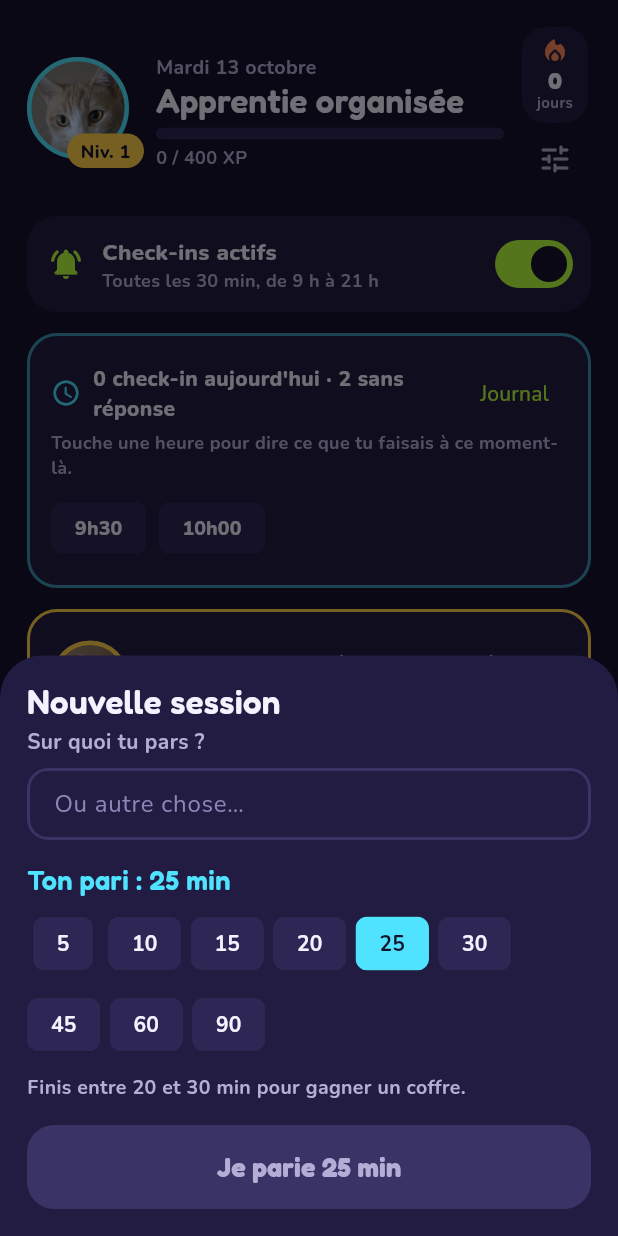
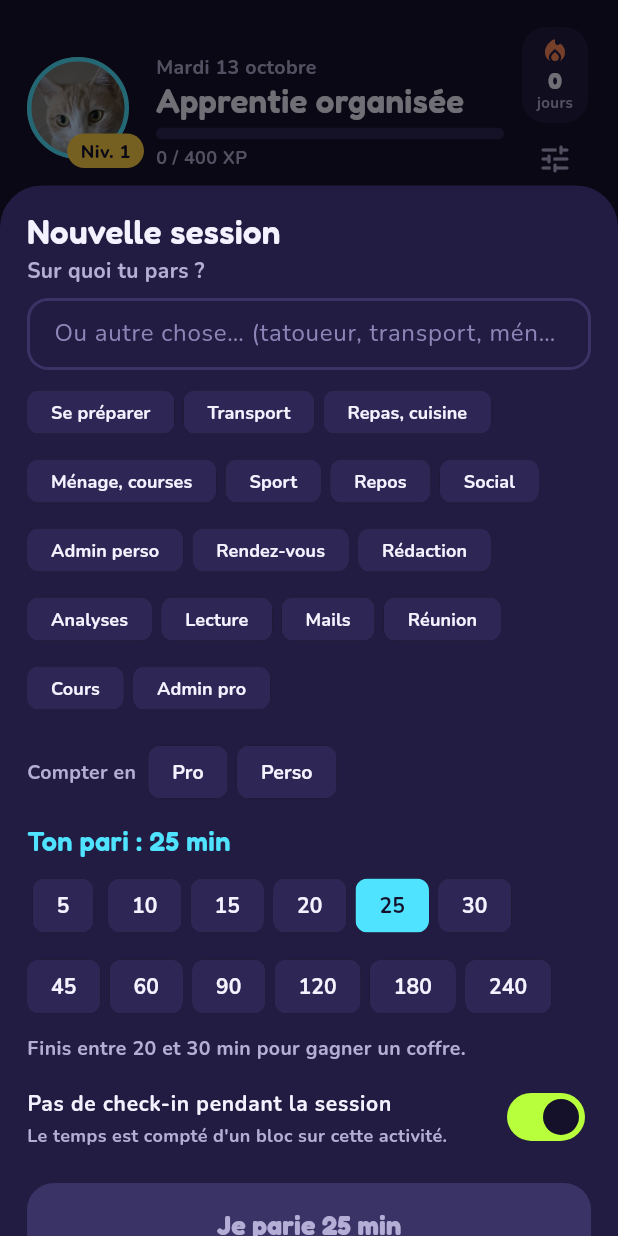
Before and after one commit to CLperso/micky-quest, a Flutter app: the screen it shows after launch, item 3 of the bottom bar chosen, on a phone screen of 412 x 824 dp. Run offline on Flutter 3.47's test engine with Material 3 defaults, Android fonts, the phone set to English and light mode, and no system bars; our stand-ins replace flutter_local_notifications, google_fonts, image_picker, shared_preferences, timezone; statements that could not run were skipped.

Commit message:
Activités prédéfinies pro/perso, sessions libres longues et silencieuses
Co-Authored-By: Claude Fable 5.1 <noreply@anthropic.com>
Claude-Session: https://claude.ai/code/session_01RpdBqp6TGx7ViFRVJJw6aQ

```diff
--- a/lib/models.dart
+++ b/lib/models.dart
@@ -120,6 +120,8 @@ class SessionRec {
   int end; // 0 = en cours
   int predictedMin;
   bool finished; // étape terminée (sinon interrompue)
+  String category; // pro ou perso, vide = selon la tâche
+  bool silent; // pas de check-in pendant la session
   int difficulty; // 0 = non évaluée, 1 facile, 2 correct, 3 dur
   int feeling; // 0 = non évalué, 1 pénible, 2 neutre, 3 agréable
   String helped;
@@ -133,6 +135,8 @@ class SessionRec {
     this.end = 0,
     required this.predictedMin,
     this.finished = false,
+    this.category = '',
+    this.silent = true,
     this.difficulty = 0,
     this.feeling = 0,
     this.helped = '',
@@ -154,6 +158,8 @@ class SessionRec {
         end: _i(j['end']),
         predictedMin: _i(j['pred']),
         finished: _b(j['fin']),
+        category: _s(j['cat']),
+        silent: j['silent'] != false,
         difficulty: _i(j['diff']),
         feeling: _i(j['feel']),
         helped: _s(j['helped']),
@@ -168,6 +174,8 @@ class SessionRec {
         'end': end,
         'pred': predictedMin,
         'fin': finished,
+        'cat': category,
+        'silent': silent,
         'diff': difficulty,
         'feel': feeling,
         'helped': helped,
@@ -198,6 +206,10 @@ class Act {
     pro: 'thèse, cours, mails de boulot…',
     perso: 'se préparer, ménage, courses, soi…',
   };
+  static const presets = {
+    pro: ['Rédaction', 'Analyses', 'Lecture', 'Mails', 'Réunion', 'Cours', 'Admin pro'],
+    perso: ['Se préparer', 'Transport', 'Repas, cuisine', 'Ménage, courses', 'Sport', 'Repos', 'Social', 'Admin perso', 'Rendez-vous'],
+  };
 
   /// Travail (pro) ou vie perso : du temps sur quelque chose de choisi.
   static bool isWork(String a) => a == pro || a == quest || a == other;
@@ -222,6 +234,7 @@ class CheckIn {
   int energy; // -1 = non renseignée, 0 à 100
   String note;
   String taskId; // quête ou tâche en cours, si précisée
+  String label; // activité libre (se préparer, transport…)
   int sinceMin; // depuis combien de minutes, -1 = non précisé
   int mod;
 
@@ -233,6 +246,7 @@ class CheckIn {
     this.energy = -1,
     this.note = '',
     this.taskId = '',
+    this.label = '',
     this.sinceMin = -1,
     this.mod = 0,
   });
@@ -247,6 +261,7 @@ class CheckIn {
         energy: _i(j['energy'], -1),
         note: _s(j['note']),
         taskId: _s(j['task']),
+        label: _s(j['label']),
         sinceMin: _i(j['since'], -1),
         mod: _i(j['mod']),
       );
@@ -254,6 +269,7 @@ class CheckIn {
   Map<String, dynamic> toJson() => {
         'mod': mod,
         'task': taskId,
+        'label': label,
         'since': sinceMin,
         'ts': ts,
         'act': activity,
--- a/lib/notifications.dart
+++ b/lib/notifications.dart
@@ -122,7 +122,7 @@ Future<void> rescheduleAll(AppStore store) async {
   // fenêtre de la session en cours, sans check-in
   DateTime? quietFrom, quietTo;
   final run = store.runningSession;
-  if (run != null && !s.checkinsDuringSession) {
+  if (run != null && run.silent) {
     quietFrom = DateTime.fromMillisecondsSinceEpoch(run.start);
     quietTo = quietFrom.add(Duration(minutes: max(run.predictedMin + 15, (run.predictedMin * 1.5).round())));
   }
@@ -139,7 +139,7 @@ Future<void> rescheduleAll(AppStore store) async {
       if (!t.isAfter(now.add(const Duration(minutes: 1)))) continue;
       if (quietFrom != null && t.isAfter(quietFrom) && t.isBefore(quietTo!)) continue;
       if (store.pausedAt(t)) continue;
-      final inSession = run != null && s.checkinsDuringSession && d == 0 && t.isBefore(now.add(const Duration(hours: 3)));
+      final inSession = run != null && !run.silent && d == 0 && t.isBefore(now.add(const Duration(hours: 3)));
       await _schedule(
         id: 2000 + d * 200 + i,
         when: t,
--- a/lib/screens/checkins_log.dart
+++ b/lib/screens/checkins_log.dart
@@ -104,6 +104,7 @@ class _CheckinsLogScreenState extends State<CheckinsLogScreen> {
       if (c.activity.isNotEmpty) parts.add(Act.labels[c.activity] ?? c.activity);
       final t = c.taskId.isEmpty ? null : store.taskById(c.taskId);
       if (t != null) parts.add(t.title);
+      if (c.label.isNotEmpty) parts.add(c.label);
       if (c.sinceMin >= 0) parts.add('${c.sinceMin} min');
       if (c.mood > 0) parts.add(AppStore.moodLabels[c.mood - 1].toLowerCase());
       if (c.energy >= 0) parts.add('énergie ${c.energy} %');
--- a/lib/screens/evening.dart
+++ b/lib/screens/evening.dart
@@ -414,7 +414,7 @@ class ReplayScreen extends StatelessWidget {
                       Padding(
                         padding: const EdgeInsets.symmetric(vertical: 2),
                         child: Row(children: [
-                          Expanded(child: Text(store.taskById(e.key)?.title ?? 'Tâche', style: K.body(13))),
+                          Expanded(child: Text(store.keyTitle(e.key), style: K.body(13))),
                           Text('${e.value.round()} min', style: K.body(13, color: K.lime, w: FontWeight.w800)),
                         ]),
                       ),
--- a/lib/screens/session.dart
+++ b/lib/screens/session.dart
@@ -22,7 +22,9 @@ class _StartSessionSheetState extends State<StartSessionSheet> {
   String? _taskId;
   final _free = TextEditingController();
   int _min = 25;
-  static const _choices = [5, 10, 15, 20, 25, 30, 45, 60, 90];
+  String _cat = '';
+  bool _silent = true;
+  static const _choices = [5, 10, 15, 20, 25, 30, 45, 60, 90, 120, 180, 240];
 
   @override
   void initState() {
@@ -30,11 +32,19 @@ class _StartSessionSheetState extends State<StartSessionSheet> {
     _taskId = widget.preselect;
   }
 
+  bool _init = false;
+
   @override
   void didChangeDependencies() {
     super.didChangeDependencies();
-    final t = _taskId == null ? null : AppScope.read(context).taskById(_taskId!);
+    final store = AppScope.read(context);
+    final t = _taskId == null ? null : store.taskById(_taskId!);
     if (t != null && t.estimateMin > 0) _min = t.estimateMin;
+    if (!_init) {
+      _init = true;
+      _silent = !store.settings.checkinsDuringSession;
+      if (t != null && t.category.isNotEmpty) _cat = t.category;
+    }
   }
 
   @override
@@ -98,10 +108,51 @@ class _StartSessionSheetState extends State<StartSessionSheet> {
                 controller: _free,
                 textCapitalization: TextCapitalization.sentences,
                 onChanged: (_) => setState(() => _taskId = null),
-                decoration: const InputDecoration(hintText: 'Ou autre chose…'),
+                decoration: const InputDecoration(hintText: 'Ou autre chose… (tatoueur, transport, ménage)'),
               ),
-              const SizedBox(height: 16),
-              Text('Ton pari : $_min min', style: K.display(18, color: K.cyan)),
+              const SizedBox(height: 8),
+              Wrap(
+                spacing: 6,
+                runSpacing: 6,
+                children: [
+                  for (final p in [...Act.presets[Act.perso]!, ...Act.presets[Act.pro]!])
+                    ActionChip(
+                      label: Text(p, style: K.body(12)),
+                      backgroundColor: K.raised,
+                      side: BorderSide.none,
+                      visualDensity: VisualDensity.compact,
+                      onPressed: () => setState(() {
+                        _free.text = p;
+                        _taskId = null;
+                        _cat = Act.presets[Act.perso]!.contains(p) ? Act.perso : Act.pro;
+                      }),
+                    ),
+                ],
+              ),
+              const SizedBox(height: 12),
+              Row(
+                children: [
+                  Text('Compter en', style: K.body(13, color: K.muted)),
+                  const SizedBox(width: 8),
+                  for (final c in [Act.pro, Act.perso])
+                    Padding(
+                      padding: const EdgeInsets.only(right: 6),
+                      child: ChoiceChip(
+                        label: Text(c == Act.pro ? 'Pro' : 'Perso'),
+                        selected: _cat == c,
+                        onSelected: (_) => setState(() => _cat = _cat == c ? '' : c),
+                        selectedColor: c == Act.pro ? K.lime : K.pink,
+                        labelStyle: K.body(13, color: _cat == c ? K.bg : K.ink),
+                        backgroundColor: K.raised,
+                        side: BorderSide.none,
+                        showCheckmark: false,
+                      ),
+                    ),
+                ],
+              ),
+              const SizedBox(height: 12),
+              Text('Ton pari : ${_min >= 60 ? '${_min ~/ 60} h${_min % 60 == 0 ? '' : ' ${_min % 60}'}' : '$_min min'}',
+                  style: K.display(18, color: K.cyan)),
               const SizedBox(height: 8),
               Wrap(
                 spacing: 6,
@@ -123,22 +174,22 @@ class _StartSessionSheetState extends State<StartSessionSheet> {
               const SizedBox(height: 8),
               Text('Finis entre ${(_min * 0.8).round()} et ${(_min * 1.2).round()} min pour gagner un coffre.',
                   style: K.body(13, color: K.muted)),
-              const SizedBox(height: 16),
+              SwitchListTile(
+                contentPadding: EdgeInsets.zero,
+                title: Text('Pas de check-in pendant la session', style: K.body(14)),
+                subtitle: Text('Le temps est compté d\'un bloc sur cette activité.', style: K.body(12, color: K.muted)),
+                value: _silent,
+                onChanged: (v) => setState(() => _silent = v),
+              ),
+              const SizedBox(height: 8),
               PrimaryButton(
                 label: 'Je parie $_min min',
                 onPressed: (_taskId == null && _free.text.trim().isEmpty)
                     ? null
                     : () async {
-                        var id = _taskId;
-                        var title = '';
-                        if (id == null) {
-                          final t = await store.addTask(_free.text.trim(), estimate: _min, quad: Quad.doNow);
-                          id = t.id;
-                          title = t.title;
-                        } else {
-                          title = store.taskById(id)?.title ?? '';
-                        }
-                        await store.startSession(id, title, _min);
+                        final id = _taskId ?? '';
+                        final title = id.isEmpty ? _free.text.trim() : (store.taskById(id)?.title ?? '');
+                        await store.startSession(id, title, _min, category: _cat, silent: _silent);
                         if (context.mounted) Navigator.pop(context, true);
                       },
               ),
@@ -179,7 +230,7 @@ class _SessionScreenState extends State<SessionScreen> {
     final s = store.runningSession;
     if (s == null) return;
     final chest = await store.endSession(s, finished: finished);
-    if (finished) {
+    if (finished && s.taskId.isNotEmpty) {
       final t = store.taskById(s.taskId);
       if (t != null && !t.done) await store.completeTask(t);
     }
@@ -221,7 +272,7 @@ class _SessionScreenState extends State<SessionScreen> {
           Padding(
             padding: const EdgeInsets.only(right: 14),
             child: Center(
-              child: Pill(store.settings.checkinsDuringSession ? 'Check-ins actifs' : 'Check-ins en pause'),
+              child: Pill(s.silent ? 'Check-ins en pause' : 'Check-ins actifs'),
             ),
           ),
         ],
--- a/lib/store.dart
+++ b/lib/store.dart
@@ -543,12 +543,15 @@ class AppStore extends ChangeNotifier {
     return null;
   }
 
-  Future<SessionRec> startSession(String taskId, String title, int predicted) async {
+  Future<SessionRec> startSession(String taskId, String title, int predicted,
+      {String category = '', bool silent = true}) async {
     final s = SessionRec(
       taskId: taskId,
       title: title,
       start: DateTime.now().millisecondsSinceEpoch,
       predictedMin: predicted,
+      category: category,
+      silent: silent,
     );
     sessions.add(s);
     final t = taskById(taskId);
@@ -654,6 +657,7 @@ class AppStore extends ChangeNotifier {
       final parts = <String>[];
       final task = c.taskId.isEmpty ? null : taskById(c.taskId);
       if (task != null) parts.add(task.title);
+      if (c.label.isNotEmpty) parts.add(c.label);
       if (c.sinceMin >= 0) parts.add('depuis ${c.sinceMin} min');
       if (c.reason.isNotEmpty) parts.add('raison : ${c.reason.toLowerCase()}');
       if (c.mood > 0) parts.add('humeur ${moodLabels[c.mood - 1].toLowerCase()}');
@@ -701,16 +705,23 @@ class AppStore extends ChangeNotifier {
   Map<String, double> minutesByTask(String day) {
     final m = <String, double>{};
     for (final s in sessionsOn(day)) {
+      final k = s.taskId.isNotEmpty ? s.taskId : 'label:${s.title}';
       if (s.running) {
-        m[s.taskId] = (m[s.taskId] ?? 0) + DateTime.now().difference(DateTime.fromMillisecondsSinceEpoch(s.start)).inMinutes;
+        m[k] = (m[k] ?? 0) + DateTime.now().difference(DateTime.fromMillisecondsSinceEpoch(s.start)).inMinutes;
       } else {
-        m[s.taskId] = (m[s.taskId] ?? 0) + s.actualMin;
+        m[k] = (m[k] ?? 0) + s.actualMin;
       }
     }
     final cs = checkinsOn(day)..sort((a, b) => a.ts.compareTo(b.ts));
     for (var i = 0; i < cs.length; i++) {
       final c = cs[i];
-      if (c.taskId.isEmpty) continue;
+      if (c.taskId.isEmpty && c.label.isEmpty) continue;
+      if (c.taskId.isEmpty) {
+        if (_duringSession(c.ts)) continue;
+        final k = 'label:${c.label}';
+        m[k] = (m[k] ?? 0) + _checkinMinutes(cs, i);
+        continue;
+      }
       // pendant une session, le temps est déjà compté
       if (sessionsOn(day).any((s) => s.taskId == c.taskId && c.ts >= s.start && (s.running || c.ts <= s.end))) continue;
       double mins;
@@ -726,6 +737,15 @@ class AppStore extends ChangeNotifier {
   }
 
   double minutesOnTask(Task t, String day) => minutesByTask(day)[t.id] ?? 0;
+
+  /// Catégorie d'une session : la sienne, sinon celle de sa tâche (pro par défaut).
+  String sessionCategory(SessionRec s) {
+    if (s.category.isNotEmpty) return s.category;
+    return taskById(s.taskId)?.category == 'perso' ? Act.perso : Act.pro;
+  }
+
+  /// Nom lisible d'une clé de minutesByTask (identifiant de tâche ou « label:… »).
+  String keyTitle(String k) => k.startsWith('label:') ? k.substring(6) : (taskById(k)?.title ?? 'Tâche');
 
   /// Catégorie d'un check-in : pro, perso, pause, phone ou none.
   String categoryOf(CheckIn c) {
@@ -750,8 +770,7 @@ class AppStore extends ChangeNotifier {
     final m = <String, double>{};
     void add(String k, double v) => m[k] = (m[k] ?? 0) + v;
     for (final s in sessionsOn(day)) {
-      final t = taskById(s.taskId);
-      add(t?.category == 'perso' ? Act.perso : Act.pro,
+      add(sessionCategory(s),
           s.running ? DateTime.now().difference(DateTime.fromMillisecondsSinceEpoch(s.start)).inMinutes.toDouble() : s.actualMin);
     }
     final cs = checkinsOn(day)..sort((a, b) => a.ts.compareTo(b.ts));
@@ -787,7 +806,7 @@ class AppStore extends ChangeNotifier {
     }
 
     for (final s in sessions) {
-      if (s.start < from || taskById(s.taskId)?.category == 'perso') continue;
+      if (s.start < from || sessionCategory(s) != Act.pro) continue;
       spread(s.start, s.running ? DateTime.now().millisecondsSinceEpoch : s.end);
     }
     final cs = checkins.where((c) => c.ts >= from).toList()..sort((a, b) => a.ts.compareTo(b.ts));
@@ -1244,7 +1263,7 @@ class AppStore extends ChangeNotifier {
       if (!t.isBefore(now)) break;
       if (pausedAt(t)) continue;
       final ts = t.millisecondsSinceEpoch;
-      if (!settings.checkinsDuringSession && sessions.any((s) => ts >= s.start && (s.running || ts <= s.end))) continue;
+      if (sessions.any((s) => s.silent && ts >= s.start && (s.running || ts <= s.end))) continue;
       final half = interval * 60000 ~/ 2;
       if (answered.any((a) => (a - ts).abs() <= half)) continue;
       out.add(t);
```
Also changed, not shown: lib/screens/checkin.dart (+25 -4 lines).
